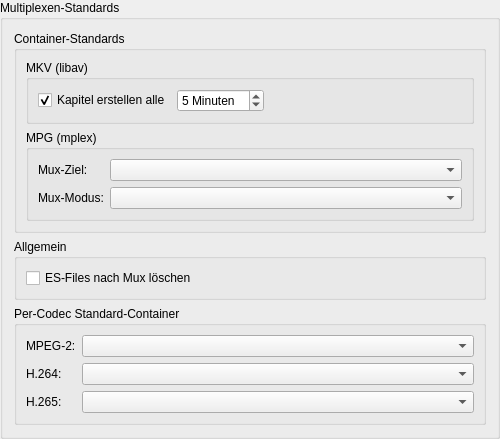
Above: ui/ttcutsettingsmuxer.ui from MINIXJR/TTCut-ng before the change. Below: the same form after it.
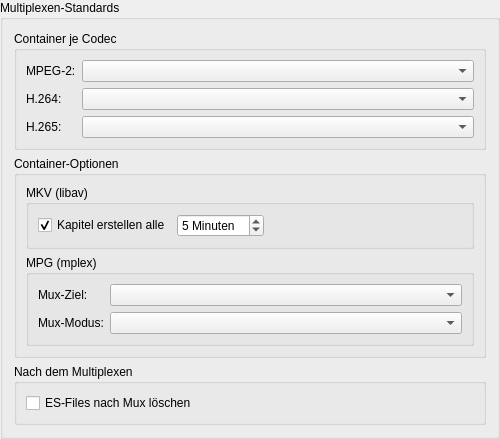
That is the form after the change.

Commit message: Settings UX: Sidebar reorder, Allgemein removed, fastSlider→Navigation, Muxer reorder

```diff
--- a/ui/ttcutsettingsmuxer.ui
+++ b/ui/ttcutsettingsmuxer.ui
@@ -15,10 +15,52 @@
   </property>
   <layout class="QVBoxLayout">
 
-   <!-- Container-specific defaults -->
+   <!-- 1. Container je Codec — die Hauptentscheidung zuerst -->
+   <item>
+    <widget class="QGroupBox" name="gbCodecMuxer">
+     <property name="title"><string>Container je Codec</string></property>
+     <layout class="QFormLayout">
+      <item row="0" column="0">
+       <widget class="QLabel" name="laMpeg2Muxer">
+        <property name="text"><string>MPEG-2:</string></property>
+        <property name="toolTip"><string>Standard-Container für MPEG-2-Output. MKV (libav) ist Default, MPG (mplex) für DVD/SVCD-Kompatibilität.</string></property>
+       </widget>
+      </item>
+      <item row="0" column="1">
+       <widget class="QComboBox" name="cbMpeg2Muxer">
+        <property name="toolTip"><string>Standard-Container für MPEG-2-Output. MKV (libav) ist Default, MPG (mplex) für DVD/SVCD-Kompatibilität.</string></property>
+       </widget>
+      </item>
+      <item row="1" column="0">
+       <widget class="QLabel" name="laH264Muxer">
+        <property name="text"><string>H.264:</string></property>
+        <property name="toolTip"><string>Standard-Container für H.264-Output. Nur MKV verfügbar (mplex unterstützt kein H.264).</string></property>
+       </widget>
+      </item>
+      <item row="1" column="1">
+       <widget class="QComboBox" name="cbH264Muxer">
+        <property name="toolTip"><string>Standard-Container für H.264-Output. Nur MKV verfügbar (mplex unterstützt kein H.264).</string></property>
+       </widget>
+      </item>
+      <item row="2" column="0">
+       <widget class="QLabel" name="laH265Muxer">
+        <property name="text"><string>H.265:</string></property>
+        <property name="toolTip"><string>Standard-Container für H.265-Output. Nur MKV verfügbar.</string></property>
+       </widget>
+      </item>
+      <item row="2" column="1">
+       <widget class="QComboBox" name="cbH265Muxer">
+        <property name="toolTip"><string>Standard-Container für H.265-Output. Nur MKV verfügbar.</string></property>
+       </widget>
+      </item>
+     </layout>
+    </widget>
+   </item>
+
+   <!-- 2. Container-Optionen — Detail-Settings für die gewählten Container -->
    <item>
     <widget class="QGroupBox" name="gbContainerDefaults">
-     <property name="title"><string>Container-Standards</string></property>
+     <property name="title"><string>Container-Optionen</string></property>
      <layout class="QVBoxLayout">
 
       <!-- MKV sub-group -->
@@ -90,7 +132,7 @@
    <!-- Common settings -->
    <item>
     <widget class="QGroupBox" name="gbCommon">
-     <property name="title"><string>Allgemein</string></property>
+     <property name="title"><string>Nach dem Multiplexen</string></property>
      <layout class="QVBoxLayout">
       <item>
        <widget class="QCheckBox" name="cbDeleteES">
@@ -102,48 +144,6 @@
     </widget>
    </item>
 
-   <!-- Per-Codec default container -->
-   <item>
-    <widget class="QGroupBox" name="gbCodecMuxer">
-     <property name="title"><string>Per-Codec Standard-Container</string></property>
-     <layout class="QFormLayout">
-      <item row="0" column="0">
-       <widget class="QLabel" name="laMpeg2Muxer">
-        <property name="text"><string>MPEG-2:</string></property>
-        <property name="toolTip"><string>Standard-Container für MPEG-2-Output. MKV (libav) ist Default, MPG (mplex) für DVD/SVCD-Kompatibilität.</string></property>
-       </widget>
-      </item>
-      <item row="0" column="1">
-       <widget class="QComboBox" name="cbMpeg2Muxer">
-        <property name="toolTip"><string>Standard-Container für MPEG-2-Output. MKV (libav) ist Default, MPG (mplex) für DVD/SVCD-Kompatibilität.</string></property>
-       </widget>
-      </item>
-      <item row="1" column="0">
-       <widget class="QLabel" name="laH264Muxer">
-        <property name="text"><string>H.264:</string></property>
-        <property name="toolTip"><string>Standard-Container für H.264-Output. Nur MKV verfügbar (mplex unterstützt kein H.264).</string></property>
-       </widget>
-      </item>
-      <item row="1" column="1">
-       <widget class="QComboBox" name="cbH264Muxer">
-        <property name="toolTip"><string>Standard-Container für H.264-Output. Nur MKV verfügbar (mplex unterstützt kein H.264).</string></property>
-       </widget>
-      </item>
-      <item row="2" column="0">
-       <widget class="QLabel" name="laH265Muxer">
-        <property name="text"><string>H.265:</string></property>
-        <property name="toolTip"><string>Standard-Container für H.265-Output. Nur MKV verfügbar.</string></property>
-       </widget>
-      </item>
-      <item row="2" column="1">
-       <widget class="QComboBox" name="cbH265Muxer">
-        <property name="toolTip"><string>Standard-Container für H.265-Output. Nur MKV verfügbar.</string></property>
-       </widget>
-      </item>
-     </layout>
-    </widget>
-   </item>
-
    <item>
     <spacer>
      <property name="orientation"><enum>Qt::Vertical</enum></property>
```
Left out of the diff: 2 changed lines with no effect on the pictures. The commit also changes 9 other files.
